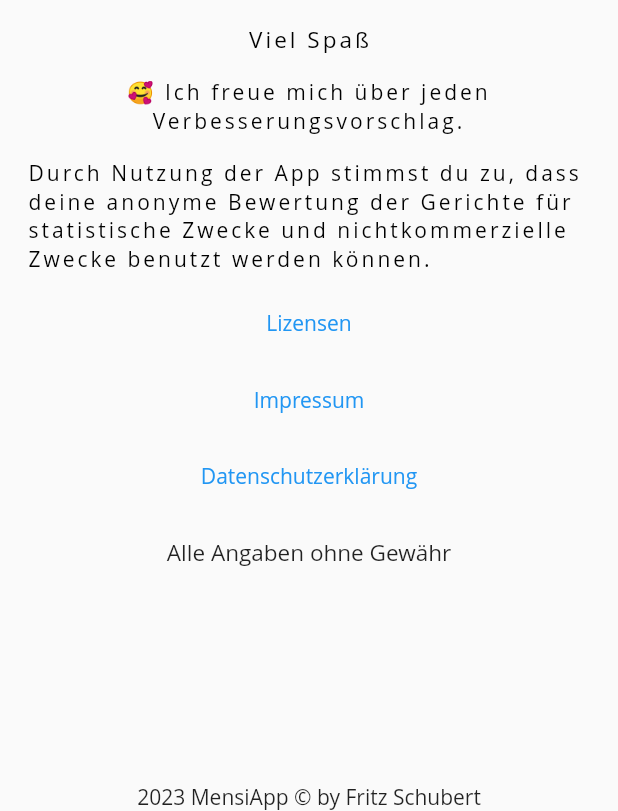
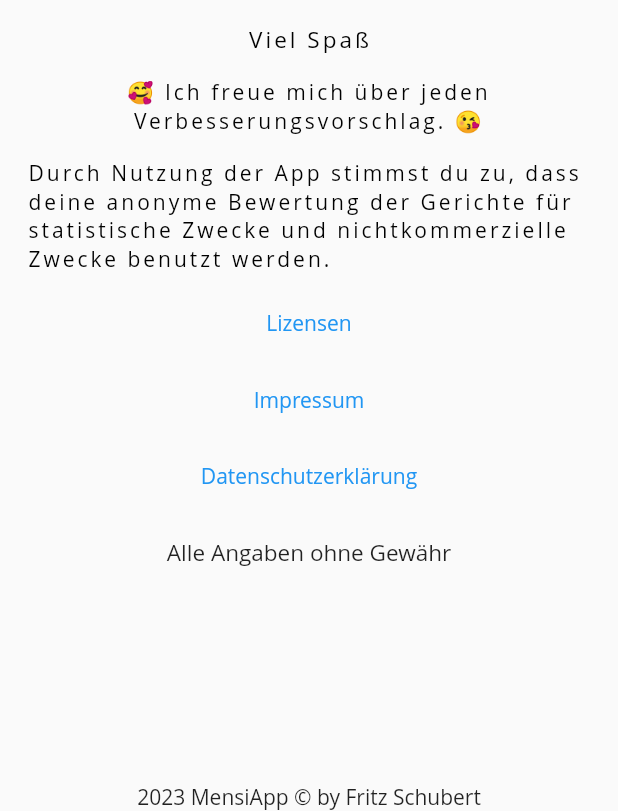
Before and after one commit to whosFritz/MensiMates, a Flutter app: the AboutPage screen opened by its route, on a phone screen of 412 x 824 dp, the part 425-1236 px from its top. Run offline on Flutter 3.47's test engine with Material 2 defaults, Android fonts, the phone set to English and light mode, and no system bars; our stand-ins replace flutter_rating_bar, shared_preferences; accounts and stored records are empty; Roboto replaces fonts that are missing (Open Sans).

Commit message:
new file:   essensgetterapp/dokumente/impressum.md essensgetterapp/dokumente/privacy-policy

```diff
--- a/essensgetterapp/lib/aboutpage_widget.dart
+++ b/essensgetterapp/lib/aboutpage_widget.dart
@@ -96,7 +96,7 @@ class _AboutPageState extends State<AboutPage> {
                                     Padding(
                                       padding: const EdgeInsets.all(8.0),
                                       child: Text(
-                                        "🥰 Ich freue mich über jeden Verbesserungsvorschlag.",
+                                        "🥰 Ich freue mich über jeden Verbesserungsvorschlag. 😘",
                                         style: Theme.of(context)
                                             .textTheme
                                             .bodyLarge
@@ -113,7 +113,7 @@ class _AboutPageState extends State<AboutPage> {
                                     Padding(
                                       padding: const EdgeInsets.all(8.0),
                                       child: Text(
-                                        "Durch Nutzung der App stimmst du zu, dass deine anonyme Bewertung der Gerichte für statistische Zwecke und nichtkommerzielle Zwecke benutzt werden können.",
+                                        "Durch Nutzung der App stimmst du zu, dass deine anonyme Bewertung der Gerichte für statistische Zwecke und nichtkommerzielle Zwecke benutzt werden.",
                                         style: Theme.of(context)
                                             .textTheme
                                             .bodyLarge
```
Also changed, not shown: 2 other files.
